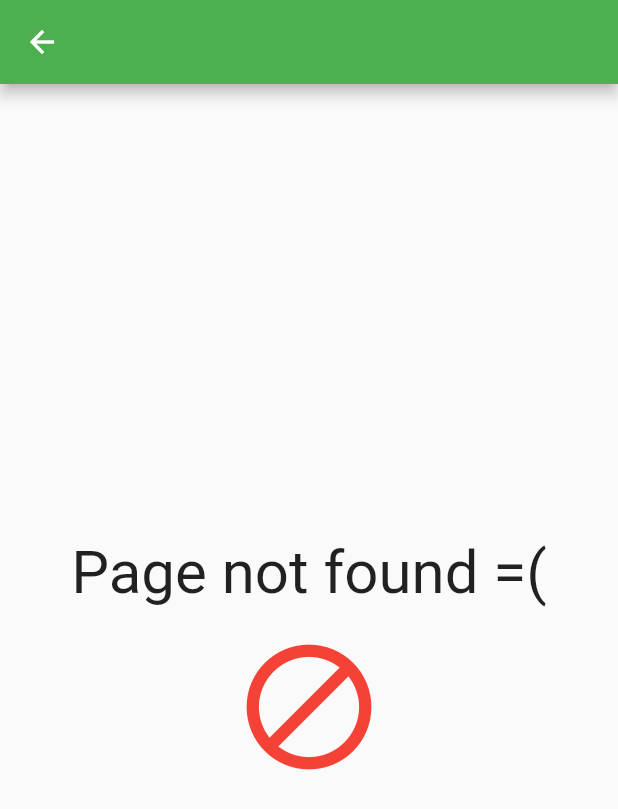
After one commit to heinemann44/MyPassword, a Flutter app: the ErrorPageNotFound screen opened directly, on a phone screen of 412 x 824 dp. The commit adds this screen. Shown: the top 809 px of the screen. Run offline on Flutter 3.47's test engine with Material 2 defaults, Android fonts, the phone set to English and light mode, and no system bars; our stand-ins replace flutter_mobx, mobx; generated files the repository leaves out were written again.

Commit message:
Create generator named route and refactor navigator to use push named

```diff
--- a/lib/main.dart
+++ b/lib/main.dart
@@ -1,5 +1,6 @@
 import 'package:flutter/material.dart';
 import 'package:my_password/module/home/features/home/page/home_page.dart';
+import 'package:my_password/route/route_generator.dart';
 
 void main() => runApp(MyApp());
 
@@ -13,6 +14,7 @@ class MyApp extends StatelessWidget {
         primarySwatch: Colors.green,
       ),
       home: HomePage(),
+      onGenerateRoute: RouteGenerator().generateRoutes,
     );
   }
 }
--- a/lib/module/home/features/home/page/home_action_button.dart
+++ b/lib/module/home/features/home/page/home_action_button.dart
@@ -1,7 +1,6 @@
 import 'package:flutter/material.dart';
 
 class HomeActionButton extends StatelessWidget {
-
   final IconData icon;
   final Function onTap;
 
@@ -13,6 +12,7 @@ class HomeActionButton extends StatelessWidget {
       padding: EdgeInsets.all(8),
       margin: EdgeInsets.all(20),
       decoration: BoxDecoration(
+          color: Colors.white,
           border: Border.all(
             color: Colors.lightGreen,
           ),
@@ -23,6 +23,7 @@ class HomeActionButton extends StatelessWidget {
         iconSize: 60,
         color: Colors.green,
       ),
-    );;
+    );
+    ;
   }
 }
--- a/lib/module/my_passwords/features/my_passwords_list/page/my_passwords_list_page.dart
+++ b/lib/module/my_passwords/features/my_passwords_list/page/my_passwords_list_page.dart
@@ -26,7 +26,10 @@ class MyPasswordListPage extends StatelessWidget {
   Widget _buildListPasswords() {
     return ListView.separated(
       itemBuilder: (_, index) => MyPasswordItem(
-        icon: Icon(Icons.insert_emoticon, size: 60,),
+        icon: Icon(
+          Icons.insert_emoticon,
+          size: 60,
+        ),
         name: "Aplication name123: $index",
         password: "123456",
       ),
--- /dev/null
+++ b/lib/route/error_page_not_found.dart
@@ -0,0 +1,36 @@
+import 'package:flutter/material.dart';
+
+class ErrorPageNotFound extends StatefulWidget {
+  @override
+  _ErrorPageNotFoundState createState() => _ErrorPageNotFoundState();
+}
+
+class _ErrorPageNotFoundState extends State<ErrorPageNotFound> {
+  TextStyle _kStyleNotFound = TextStyle(
+    fontSize: 40,
+  );
+
+  @override
+  Widget build(BuildContext context) {
+    return Scaffold(
+      appBar: AppBar(),
+      body: Center(
+        child: Column(
+          mainAxisAlignment: MainAxisAlignment.center,
+          children: <Widget>[
+            Text(
+              "Page not found =(",
+              style: this._kStyleNotFound,
+            ),
+            SizedBox(height: 16),
+            Icon(
+              Icons.block,
+              size: 100,
+              color: Colors.red,
+            ),
+          ],
+        ),
+      ),
+    );
+  }
+}
--- /dev/null
+++ b/lib/route/route_consts.dart
@@ -0,0 +1,3 @@
+const String HomeRoute = "/";
+const String MyPasswordRoute = "/mypasswords";
+const String GeneratePasswordRoute = "/generate";
```
Also changed, not shown: lib/module/home/features/home/page/home_page.dart (+3 -10 lines), lib/route/route_generator.dart (added, +25 -0 lines).
